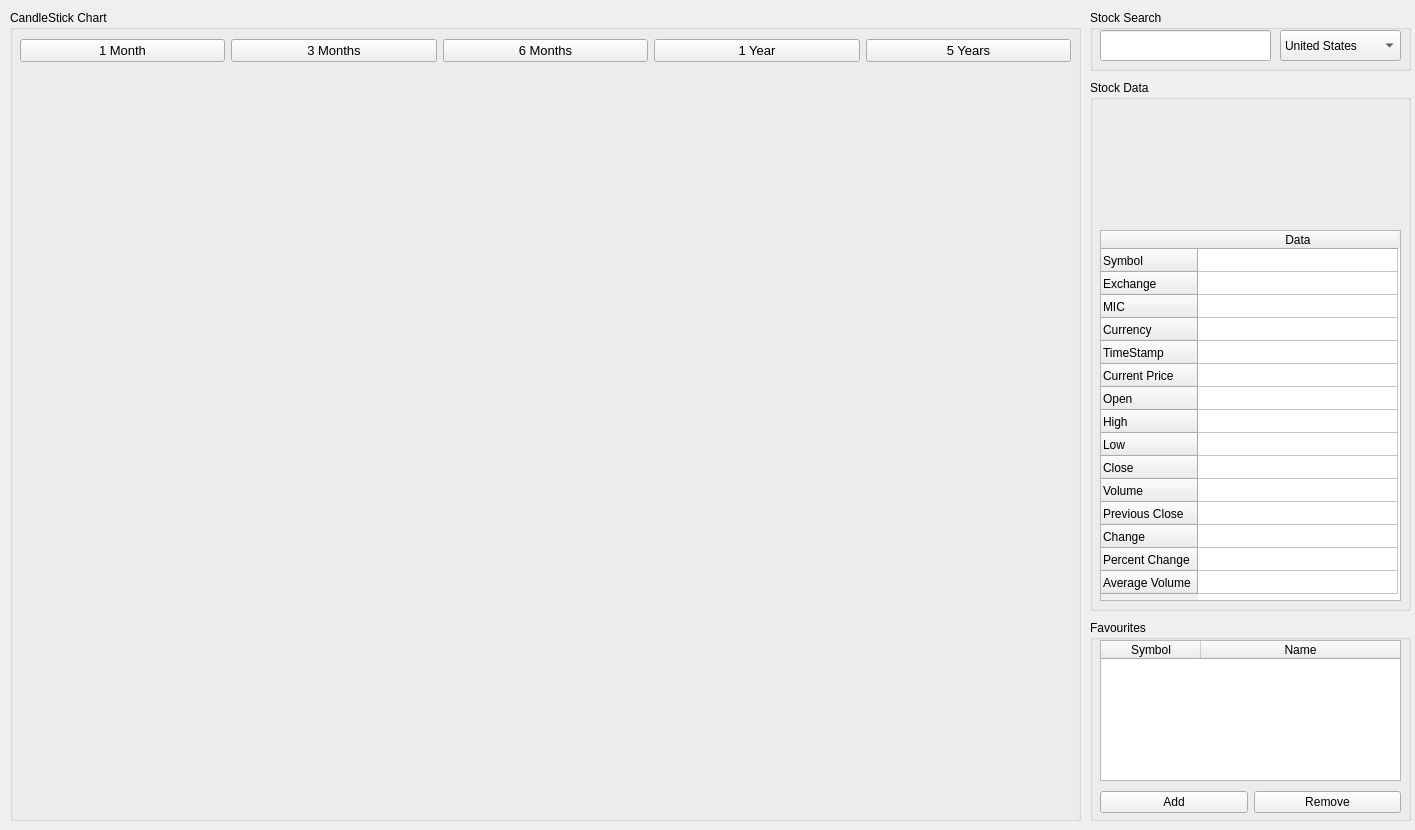
This is user_interface_design.ui in ridvikpal/MarkedUp as Qt 5 draws it before an edit. The edited form follows.
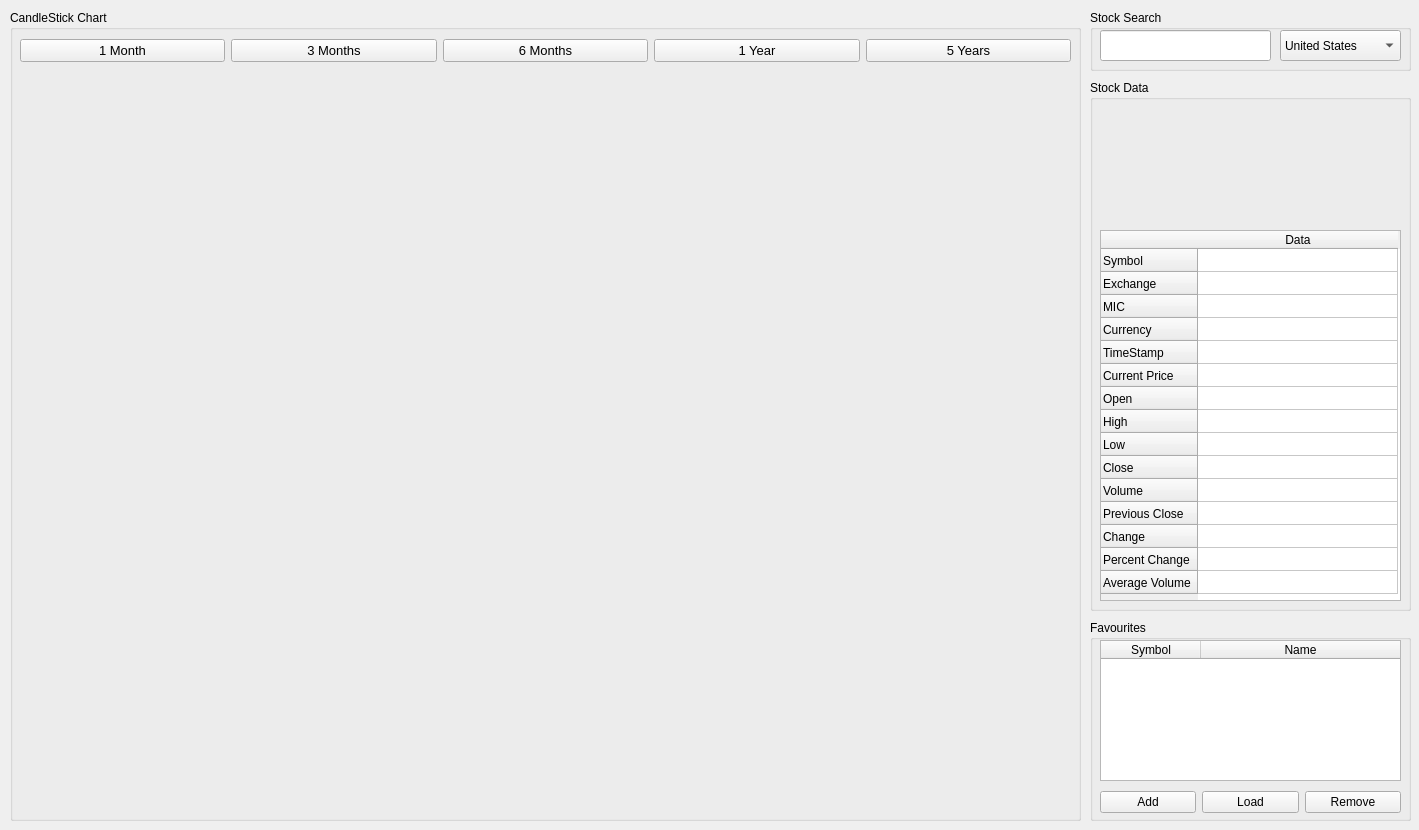
This is the edited form.

Commit message: update gui with load button.

Diff of the .ui file:
```diff
--- a/user_interface_design.ui
+++ b/user_interface_design.ui
@@ -6,7 +6,7 @@
    <rect>
     <x>0</x>
     <y>0</y>
-    <width>1415</width>
+    <width>1419</width>
     <height>830</height>
    </rect>
   </property>
@@ -36,7 +36,7 @@
       </rect>
      </property>
     </widget>
-    <widget class="QWidget" name="">
+    <widget class="QWidget" name="layoutWidget">
      <property name="geometry">
       <rect>
        <x>10</x>
@@ -505,6 +505,18 @@
         </property>
        </widget>
       </item>
+      <item>
+       <widget class="QPushButton" name="loadFavouriteButton">
+        <property name="font">
+         <font>
+          <family>Arial</family>
+         </font>
+        </property>
+        <property name="text">
+         <string>Load</string>
+        </property>
+       </widget>
+      </item>
       <item>
        <widget class="QPushButton" name="removeFavouritesButton">
         <property name="font">
```
The commit also changes 1 other file.
